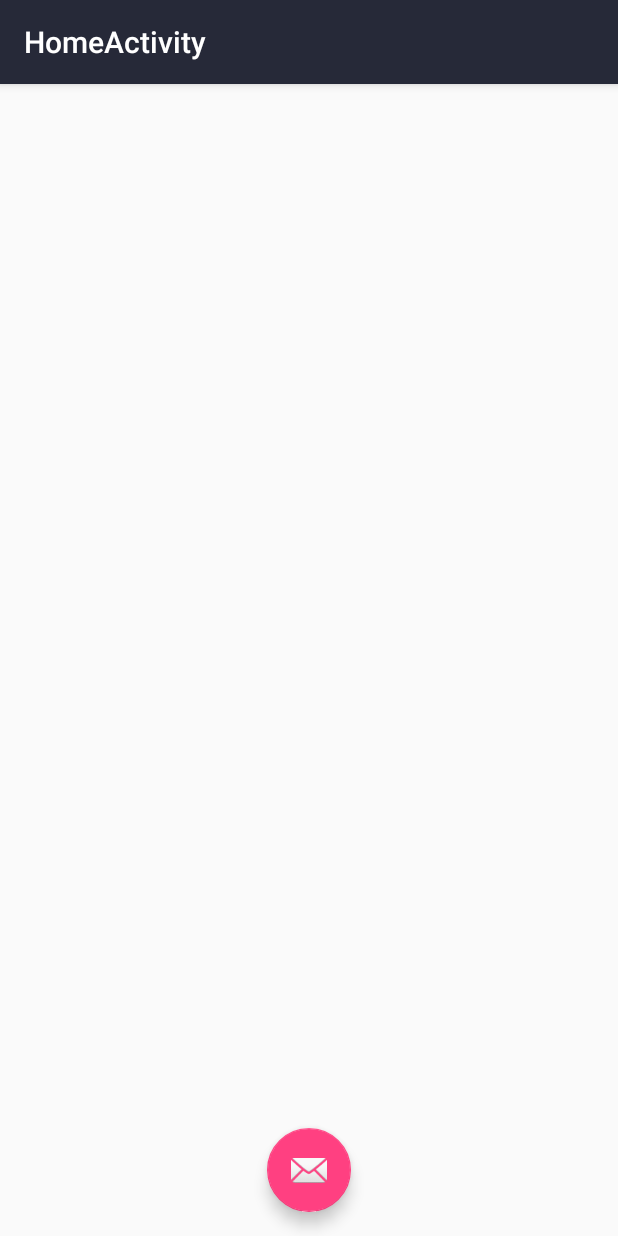
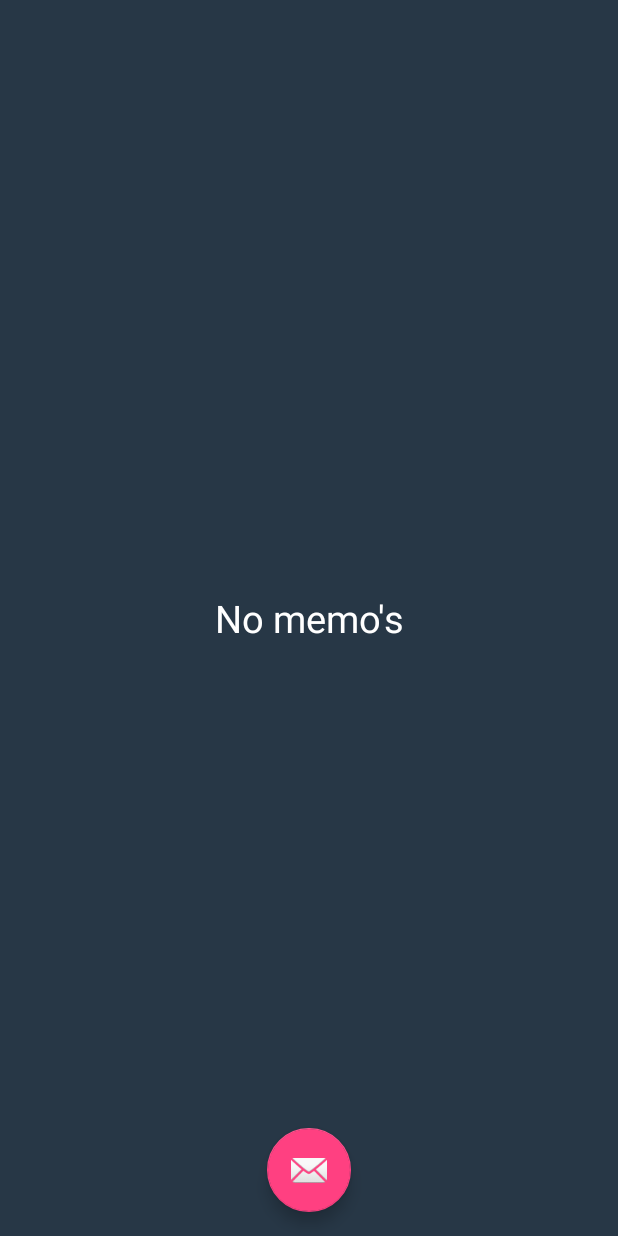
Before and after one commit to IgorSinchuk/PocketMemo, an Android app: the MemoActivity screen opened directly, with no data from a screen before it, on a phone screen of 412 x 824 dp. Run offline under Robolectric (Android 15) with nearby library versions, the phone set to English and light mode, and no system bars.

Commit message:
Initial commit

```diff
--- a/app/src/main/java/com/nonexistentware/igorsinchuk/pocketmemo/MemoActivity.java
+++ b/app/src/main/java/com/nonexistentware/igorsinchuk/pocketmemo/MemoActivity.java
@@ -33,8 +33,6 @@ public class MemoActivity extends AppCompatActivity {
     protected void onCreate(Bundle savedInstanceState) {
         super.onCreate(savedInstanceState);
         setContentView(R.layout.activity_memo);
-        Toolbar toolbar = (Toolbar) findViewById(R.id.toolbar);
-        setSupportActionBar(toolbar);
 
         mHelper = new TaskDbHelper(this);
         mTaskListView = (ListView) findViewById(R.id.todoList);
--- a/app/src/main/res/layout/activity_main.xml
+++ b/app/src/main/res/layout/activity_main.xml
@@ -5,6 +5,7 @@
     android:layout_width="match_parent"
     android:layout_height="match_parent"
     android:background="@color/colorPrimary"
+    android:screenOrientation="portrait"
     tools:context="com.nonexistentware.igorsinchuk.pocketmemo.MainActivity">
 
     <ImageView
--- a/app/src/main/res/layout/activity_memo.xml
+++ b/app/src/main/res/layout/activity_memo.xml
@@ -4,21 +4,9 @@
     xmlns:tools="http://schemas.android.com/tools"
     android:layout_width="match_parent"
     android:layout_height="match_parent"
+    android:background="#273746"
+    android:screenOrientation="portrait"
     tools:context="com.nonexistentware.igorsinchuk.pocketmemo.MemoActivity">
-
-    <android.support.design.widget.AppBarLayout
-        android:layout_width="match_parent"
-        android:layout_height="wrap_content"
-        android:theme="@style/AppTheme.AppBarOverlay">
-
-        <android.support.v7.widget.Toolbar
-            android:id="@+id/toolbar"
-            android:layout_width="match_parent"
-            android:layout_height="?attr/actionBarSize"
-            android:background="?attr/colorPrimary"
-            app:popupTheme="@style/AppTheme.PopupOverlay" />
-
-    </android.support.design.widget.AppBarLayout>
 
     <include layout="@layout/content_home" />
 
@@ -30,4 +18,15 @@
         android:layout_margin="@dimen/fab_margin"
         app:srcCompat="@android:drawable/ic_dialog_email" />
 
+    <TextView
+        android:layout_gravity="center"
+        android:id="@+id/textView"
+        android:text="No memo's"
+        android:gravity="center"
+        android:textSize="25sp"
+        android:textColor="#ffffff"
+        android:layout_width="match_parent"
+        android:layout_height="wrap_content" />
+
+
 </android.support.design.widget.CoordinatorLayout>
--- a/app/src/main/res/layout/content_home.xml
+++ b/app/src/main/res/layout/content_home.xml
@@ -7,6 +7,7 @@
     android:layout_height="match_parent"
     app:layout_behavior="@string/appbar_scrolling_view_behavior"
     tools:context="com.nonexistentware.igorsinchuk.pocketmemo.MemoActivity"
+    android:screenOrientation="portrait"
     tools:showIn="@layout/activity_memo">
 
     <ListView
--- a/app/src/main/res/layout/item_todo.xml
+++ b/app/src/main/res/layout/item_todo.xml
@@ -1,6 +1,8 @@
 <?xml version="1.0" encoding="utf-8"?>
 <RelativeLayout
     xmlns:android="http://schemas.android.com/apk/res/android" android:layout_width="match_parent"
+    android:background="#000000"
+    android:screenOrientation="portrait"
     android:layout_height="match_parent">
 
     <TextView
@@ -10,6 +12,7 @@
         android:layout_alignParentLeft="true"
         android:layout_alignParentStart="true"
         android:text="Hello"
+        android:textColor="#ffffff"
         android:textSize="20sp" />
 
     <Button
--- a/app/src/main/res/values/strings.xml
+++ b/app/src/main/res/values/strings.xml
@@ -1,4 +1,4 @@
 <resources>
     <string name="app_name">Pocket Memo</string>
-    <string name="title_activity_home">HomeActivity</string>
+    <string name="title_activity_home"></string>
 </resources>
```
